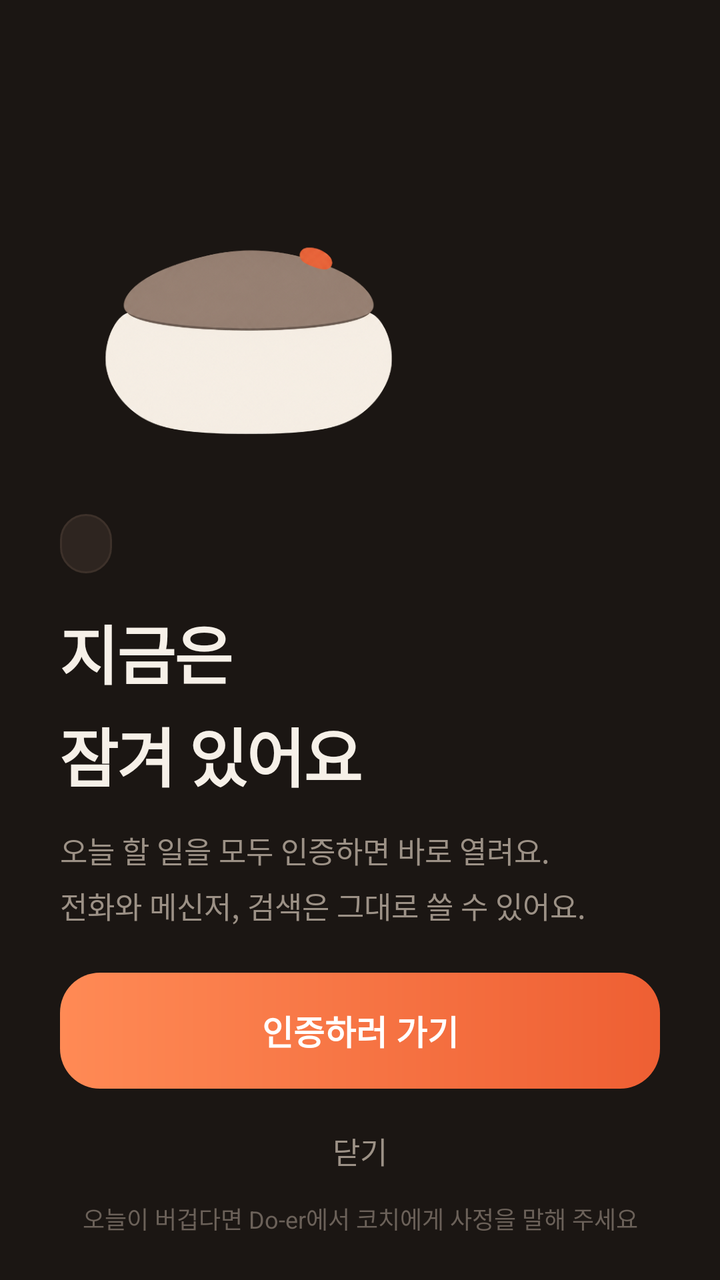
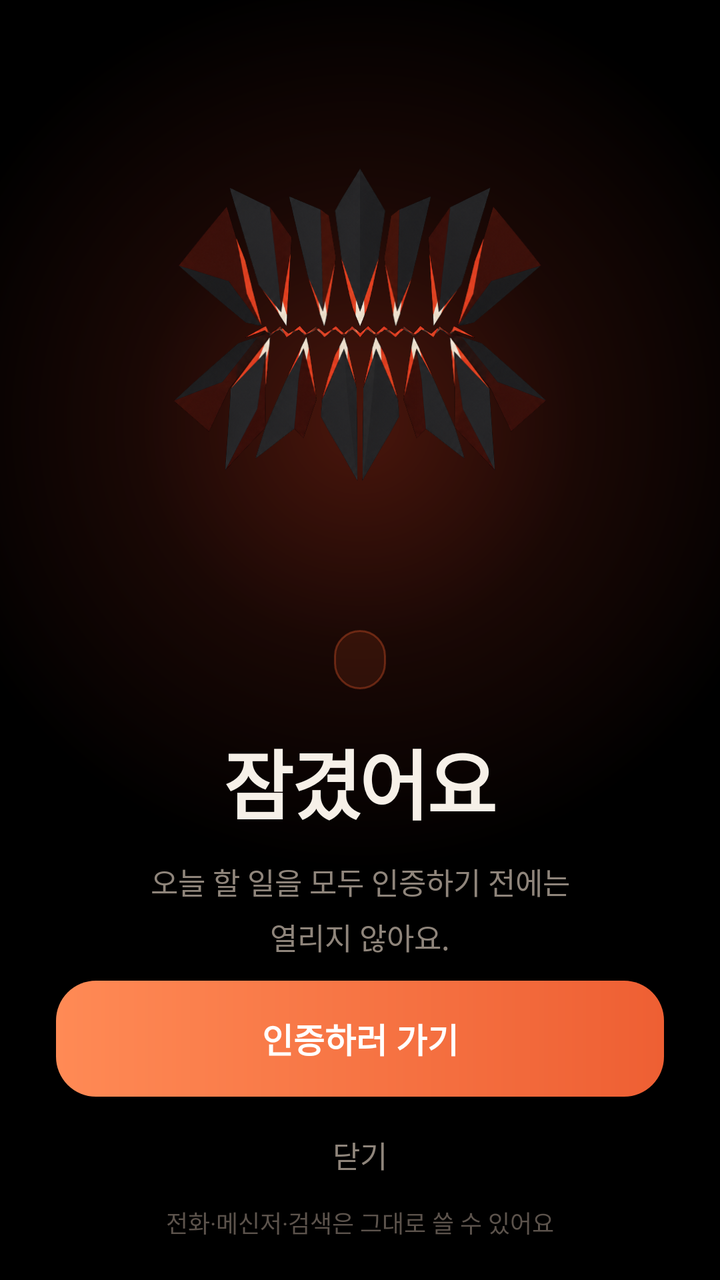

Compare the two renders of this Android layout. The source of the first and the diff that turns it into the second are given below.
<!-- AndroidManifest.xml: activity theme LockTheme -->
<!-- res/layout/lock.xml -->
<?xml version="1.0" encoding="utf-8"?>
<FrameLayout xmlns:android="http://schemas.android.com/apk/res/android"
    android:id="@+id/lock_root"
    android:layout_width="match_parent"
    android:layout_height="match_parent"
    android:background="@drawable/bg_lock_night"
    android:fitsSystemWindows="true">

  <LinearLayout
    android:layout_width="match_parent"
    android:layout_height="match_parent"
    android:orientation="vertical"
    android:paddingStart="30dp"
    android:paddingTop="36dp"
    android:paddingEnd="30dp"
    android:paddingBottom="22dp">

    <Space
        android:layout_width="0dp"
        android:layout_height="0dp"
        android:layout_weight="2" />

    <ImageView
        android:id="@+id/lock_mark"
        android:layout_width="232dp"
        android:layout_height="232dp"
        android:layout_marginStart="-22dp"
        android:adjustViewBounds="true"
        android:scaleType="fitCenter"
        android:src="@drawable/lock_art" />

    <TextView
        android:id="@+id/lock_where"
        android:layout_width="wrap_content"
        android:layout_height="wrap_content"
        android:layout_marginTop="-26dp"
        android:background="@drawable/bg_lock_pill"
        android:paddingStart="13dp"
        android:paddingTop="6dp"
        android:paddingEnd="13dp"
        android:paddingBottom="6dp"
        android:textColor="#F0A17E"
        android:textSize="13sp"
        android:textStyle="bold" />

    <TextView
        android:id="@+id/lock_title"
        android:layout_width="match_parent"
        android:layout_height="wrap_content"
        android:layout_marginTop="16dp"
        android:letterSpacing="-0.02"
        android:lineSpacingExtra="5dp"
        android:text="지금은\n잠겨 있어요"
        android:textColor="#F6F0E8"
        android:textSize="32sp"
        android:textStyle="bold" />

    <TextView
        android:id="@+id/lock_body"
        android:layout_width="match_parent"
        android:layout_height="wrap_content"
        android:layout_marginTop="14dp"
        android:lineSpacingExtra="6dp"
        android:text="오늘 할 일을 모두 인증하면 바로 열려요.\n전화와 메신저, 검색은 그대로 쓸 수 있어요."
        android:textColor="#9C9186"
        android:textSize="15sp" />

    <Space
        android:layout_width="0dp"
        android:layout_height="0dp"
        android:layout_weight="3" />

    <TextView
        android:id="@+id/lock_go"
        android:layout_width="match_parent"
        android:layout_height="58dp"
        android:background="@drawable/bg_lock_button"
        android:gravity="center"
        android:text="인증하러 가기"
        android:textColor="#FFFFFF"
        android:textSize="17sp"
        android:textStyle="bold" />

    <TextView
        android:id="@+id/lock_close"
        android:layout_width="match_parent"
        android:layout_height="50dp"
        android:layout_marginTop="6dp"
        android:gravity="center"
        android:text="닫기"
        android:textColor="#9C9186"
        android:textSize="15sp" />

    <TextView
        android:id="@+id/lock_hint"
        android:layout_width="match_parent"
        android:layout_height="wrap_content"
        android:gravity="center"
        android:text="오늘이 버겁다면 Do-er에서 코치에게 사정을 말해 주세요"
        android:textColor="#6B6159"
        android:textSize="12sp" />
  </LinearLayout>
</FrameLayout>
<!-- resources referenced by this layout -->
<resources>
  <!-- drawable bg_lock_button (drawable) -->
  <?xml version="1.0" encoding="utf-8"?>
  <ripple xmlns:android="http://schemas.android.com/apk/res/android" android:color="#33FFFFFF">
      <item>
          <shape>
              <gradient android:angle="0" android:startColor="#FF8A55" android:endColor="#EE5F33" />
              <corners android:radius="20dp" />
          </shape>
      </item>
  </ripple>
  <!-- drawable bg_lock_night (drawable) -->
  <?xml version="1.0" encoding="utf-8"?>
  <shape xmlns:android="http://schemas.android.com/apk/res/android">
      <solid android:color="#1B1613" />
  </shape>
  <!-- drawable bg_lock_pill (drawable) -->
  <?xml version="1.0" encoding="utf-8"?>
  <shape xmlns:android="http://schemas.android.com/apk/res/android">
      <solid android:color="#2E2520" />
      <stroke android:width="1dp" android:color="#3D312A" />
      <corners android:radius="14dp" />
  </shape>
  <!-- drawable lock_art: png bitmap (drawable, 161834 bytes) -->
  <style name="LockTheme" parent="android:Theme.Material.NoActionBar">
          <item name="android:windowBackground">@drawable/bg_lock_night</item>
          <item name="android:statusBarColor">#1B1613</item>
          <item name="android:navigationBarColor">#1B1613</item>
          <item name="android:windowLightStatusBar">false</item>
          <item name="android:windowLightNavigationBar">false</item>
          <item name="android:windowAnimationStyle">@style/LockAnimation</item>
      </style>
  <style name="LockAnimation">
          <item name="android:windowEnterAnimation">@anim/lock_in</item>
          <item name="android:windowExitAnimation">@anim/lock_out</item>
          <item name="android:activityOpenEnterAnimation">@anim/lock_in</item>
          <item name="android:activityCloseExitAnimation">@anim/lock_out</item>
      </style>
</resources>

<!-- the commit's change to res/layout/lock.xml (unified diff, before → after) -->
@@ -6,98 +6,98 @@
     android:background="@drawable/bg_lock_night"
     android:fitsSystemWindows="true">
 
-  <LinearLayout
-    android:layout_width="match_parent"
-    android:layout_height="match_parent"
-    android:orientation="vertical"
-    android:paddingStart="30dp"
-    android:paddingTop="36dp"
-    android:paddingEnd="30dp"
-    android:paddingBottom="22dp">
+    <LinearLayout
+        android:layout_width="match_parent"
+        android:layout_height="match_parent"
+        android:gravity="center_horizontal"
+        android:orientation="vertical"
+        android:paddingStart="28dp"
+        android:paddingTop="24dp"
+        android:paddingEnd="28dp"
+        android:paddingBottom="20dp">
 
-    <Space
-        android:layout_width="0dp"
-        android:layout_height="0dp"
-        android:layout_weight="2" />
+        <Space
+            android:layout_width="0dp"
+            android:layout_height="0dp"
+            android:layout_weight="5" />
 
-    <ImageView
-        android:id="@+id/lock_mark"
-        android:layout_width="232dp"
-        android:layout_height="232dp"
-        android:layout_marginStart="-22dp"
-        android:adjustViewBounds="true"
-        android:scaleType="fitCenter"
-        android:src="@drawable/lock_art" />
+        <ImageView
+            android:id="@+id/lock_mark"
+            android:layout_width="264dp"
+            android:layout_height="264dp"
+            android:scaleType="fitCenter"
+            android:src="@drawable/lock_art" />
 
-    <TextView
-        android:id="@+id/lock_where"
-        android:layout_width="wrap_content"
-        android:layout_height="wrap_content"
-        android:layout_marginTop="-26dp"
-        android:background="@drawable/bg_lock_pill"
-        android:paddingStart="13dp"
-        android:paddingTop="6dp"
-        android:paddingEnd="13dp"
-        android:paddingBottom="6dp"
-        android:textColor="#F0A17E"
-        android:textSize="13sp"
-        android:textStyle="bold" />
+        <TextView
+            android:id="@+id/lock_where"
+            android:layout_width="wrap_content"
+            android:layout_height="wrap_content"
+            android:layout_marginTop="18dp"
+            android:background="@drawable/bg_lock_pill"
+            android:paddingStart="13dp"
+            android:paddingTop="6dp"
+            android:paddingEnd="13dp"
+            android:paddingBottom="6dp"
+            android:textColor="#F08A63"
+            android:textSize="13sp"
+            android:textStyle="bold" />
 
-    <TextView
-        android:id="@+id/lock_title"
-        android:layout_width="match_parent"
-        android:layout_height="wrap_content"
-        android:layout_marginTop="16dp"
-        android:letterSpacing="-0.02"
-        android:lineSpacingExtra="5dp"
-        android:text="지금은\n잠겨 있어요"
-        android:textColor="#F6F0E8"
-        android:textSize="32sp"
-        android:textStyle="bold" />
+        <TextView
+            android:id="@+id/lock_title"
+            android:layout_width="match_parent"
+            android:layout_height="wrap_content"
+            android:layout_marginTop="18dp"
+            android:gravity="center"
+            android:letterSpacing="-0.03"
+            android:text="잠겼어요"
+            android:textColor="#F6F0E8"
+            android:textSize="38sp"
+            android:textStyle="bold" />
 
-    <TextView
-        android:id="@+id/lock_body"
-        android:layout_width="match_parent"
-        android:layout_height="wrap_content"
-        android:layout_marginTop="14dp"
-        android:lineSpacingExtra="6dp"
-        android:text="오늘 할 일을 모두 인증하면 바로 열려요.\n전화와 메신저, 검색은 그대로 쓸 수 있어요."
-        android:textColor="#9C9186"
-        android:textSize="15sp" />
+        <TextView
+            android:id="@+id/lock_body"
+            android:layout_width="match_parent"
+            android:layout_height="wrap_content"
+            android:layout_marginTop="12dp"
+            android:gravity="center"
+            android:lineSpacingExtra="6dp"
+            android:text="오늘 할 일을 모두 인증하기 전에는\n열리지 않아요."
+            android:textColor="#8F857B"
+            android:textSize="15sp" />
 
-    <Space
-        android:layout_width="0dp"
-        android:layout_height="0dp"
-        android:layout_weight="3" />
+        <Space
+            android:layout_width="0dp"
+            android:layout_height="0dp"
+            android:layout_weight="6" />
 
-    <TextView
-        android:id="@+id/lock_go"
-        android:layout_width="match_parent"
-        android:layout_height="58dp"
-        android:background="@drawable/bg_lock_button"
-        android:gravity="center"
-        android:text="인증하러 가기"
-        android:textColor="#FFFFFF"
-        android:textSize="17sp"
-        android:textStyle="bold" />
+        <TextView
+            android:id="@+id/lock_go"
+            android:layout_width="match_parent"
+            android:layout_height="58dp"
+            android:background="@drawable/bg_lock_button"
+            android:gravity="center"
+            android:text="인증하러 가기"
+            android:textColor="#FFFFFF"
+            android:textSize="17sp"
+            android:textStyle="bold" />
 
-    <TextView
-        android:id="@+id/lock_close"
-        android:layout_width="match_parent"
-        android:layout_height="50dp"
-        android:layout_marginTop="6dp"
-        android:gravity="center"
-        android:text="닫기"
-        android:textColor="#9C9186"
-        android:textSize="15sp" />
+        <TextView
+            android:id="@+id/lock_close"
+            android:layout_width="match_parent"
+            android:layout_height="50dp"
+            android:layout_marginTop="4dp"
+            android:gravity="center"
+            android:text="닫기"
+            android:textColor="#8F857B"
+            android:textSize="15sp" />
 
-    <TextView
-        android:id="@+id/lock_hint"
-        android:layout_width="match_parent"
-        android:layout_height="wrap_content"
-        android:gravity="center"
-        android:text="오늘이 버겁다면 Do-er에서 코치에게 사정을 말해 주세요"
-        android:textColor="#6B6159"
-        android:textSize="12sp" />
-  </LinearLayout>
+        <TextView
+            android:id="@+id/lock_hint"
+            android:layout_width="match_parent"
+            android:layout_height="wrap_content"
+            android:gravity="center"
+            android:text="전화·메신저·검색은 그대로 쓸 수 있어요"
+            android:textColor="#5C534C"
+            android:textSize="12sp" />
+    </LinearLayout>
 </FrameLayout>
<!-- resource entries referenced after the edit -->
@@ -12,21 +12,35 @@
   </ripple>
   <!-- drawable bg_lock_night (drawable) -->
   <?xml version="1.0" encoding="utf-8"?>
-  <shape xmlns:android="http://schemas.android.com/apk/res/android">
-      <solid android:color="#1B1613" />
-  </shape>
+  <layer-list xmlns:android="http://schemas.android.com/apk/res/android">
+      <item>
+          <shape><solid android:color="#000000" /></shape>
+      </item>
+      <item>
+          <shape>
+              <gradient
+                  android:type="radial"
+                  android:centerX="0.5"
+                  android:centerY="0.33"
+                  android:gradientRadius="62%p"
+                  android:startColor="#4A160C"
+                  android:centerColor="#1A0805"
+                  android:endColor="#00000000" />
+          </shape>
+      </item>
+  </layer-list>
   <!-- drawable bg_lock_pill (drawable) -->
   <?xml version="1.0" encoding="utf-8"?>
   <shape xmlns:android="http://schemas.android.com/apk/res/android">
-      <solid android:color="#2E2520" />
-      <stroke android:width="1dp" android:color="#3D312A" />
+      <solid android:color="#1FE8592C" />
+      <stroke android:width="1dp" android:color="#59E8592C" />
       <corners android:radius="14dp" />
   </shape>
-  <!-- drawable lock_art: png bitmap (drawable, 161834 bytes) -->
+  <!-- drawable lock_art: png bitmap (drawable, 244403 bytes) -->
   <style name="LockTheme" parent="android:Theme.Material.NoActionBar">
           <item name="android:windowBackground">@drawable/bg_lock_night</item>
-          <item name="android:statusBarColor">#1B1613</item>
-          <item name="android:navigationBarColor">#1B1613</item>
+          <item name="android:statusBarColor">#000000</item>
+          <item name="android:navigationBarColor">#000000</item>
           <item name="android:windowLightStatusBar">false</item>
           <item name="android:windowLightNavigationBar">false</item>
           <item name="android:windowAnimationStyle">@style/LockAnimation</item>
